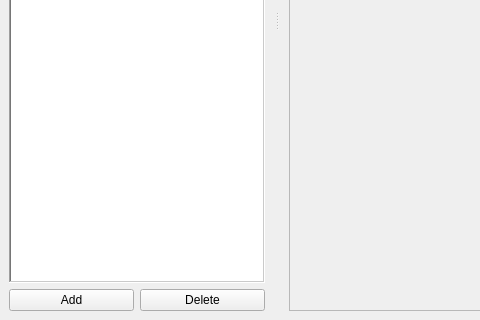
Above: libjustplot/ui/main.ui from aemarkov/justplot before the change; both pictures show x 0 to 480 and y 280 to 600 of the 800 by 600 pixel window. Below: the same form after it.
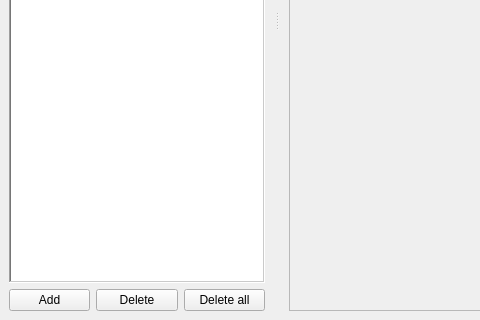
That is the form after the change. Custom widgets are drawn as their Qt base class.

Commit message:
Add "Delete all" button
"Delete all" button deletes all open files and graphs.
It is usable when you work with lot of graphs.

What changed in the file:
```diff
--- a/libjustplot/ui/main.ui
+++ b/libjustplot/ui/main.ui
@@ -71,6 +71,13 @@
          </property>
         </widget>
        </item>
+       <item>
+        <widget class="QPushButton" name="btnDeleteall">
+         <property name="text">
+          <string>Delete all</string>
+         </property>
+        </widget>
+       </item>
       </layout>
      </item>
     </layout>
```
The commit also changes 2 other files.
